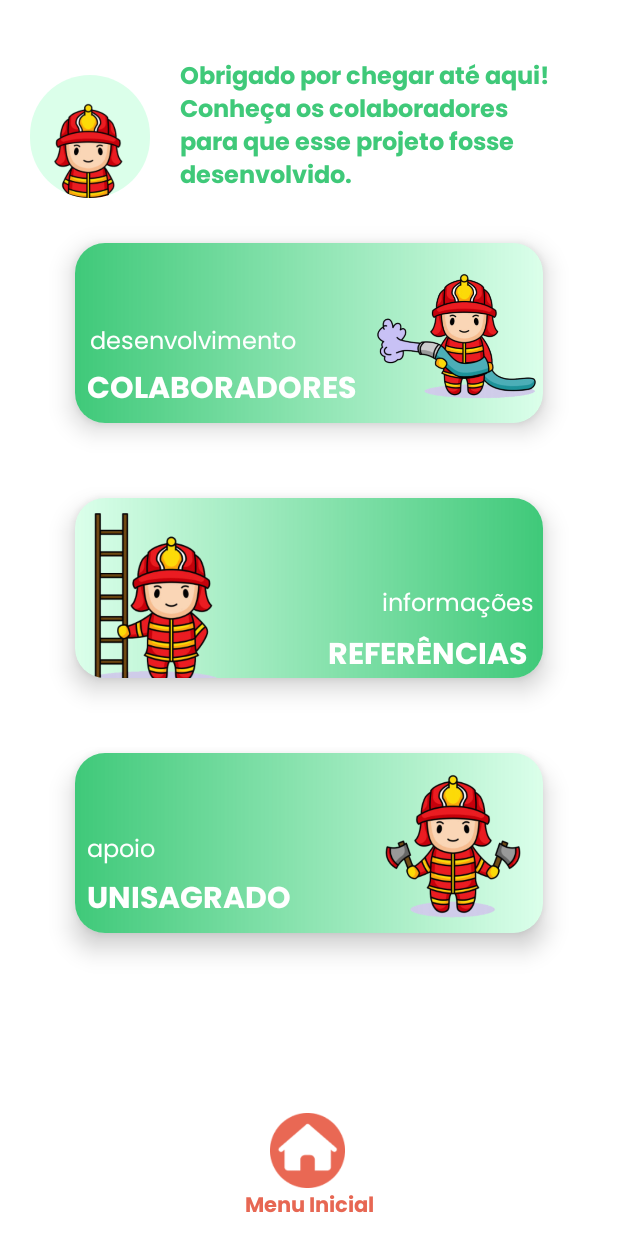
After one commit to UnisagradoWorks/app-queimaduras, an Android app: the CreditosActivity screen opened directly, with no data from a screen before it, on a phone screen of 412 x 824 dp. The commit adds this screen. Run offline under Robolectric (Android 15) with nearby library versions, the phone set to English and light mode, and no system bars.

Commit message:
:sparkles: add tela de creditos

```diff
--- a/app/src/main/AndroidManifest.xml
+++ b/app/src/main/AndroidManifest.xml
@@ -9,6 +9,10 @@
         android:roundIcon="@mipmap/ic_launcher_round"
         android:supportsRtl="true"
         android:theme="@style/Theme.AppQueimaduras">
+        <activity
+            android:name=".CreditosActivity"
+            android:exported="false">
+        </activity>
         <activity
             android:name=".HistoriaInfoActivity"
             android:exported="false" />
--- /dev/null
+++ b/app/src/main/java/br/com/unisagrado/appqueimaduras/CreditosActivity.java
@@ -0,0 +1,25 @@
+package br.com.unisagrado.appqueimaduras;
+
+import androidx.appcompat.app.AppCompatActivity;
+
+import android.content.Intent;
+import android.os.Bundle;
+import android.view.View;
+import android.widget.ImageView;
+
+public class CreditosActivity extends AppCompatActivity {
+
+    @Override
+    protected void onCreate(Bundle savedInstanceState) {
+        super.onCreate(savedInstanceState);
+        setContentView(R.layout.activity_creditos);
+
+        ImageView menuPrincipal = findViewById(R.id.home);
+        menuPrincipal.setOnClickListener(this::abrirMenuPrincipal);
+    }
+
+    private void abrirMenuPrincipal(View view) {
+        Intent intent = new Intent(this, MainActivity.class);
+        startActivity(intent);
+    }
+}
--- a/app/src/main/java/br/com/unisagrado/appqueimaduras/MainActivity.java
+++ b/app/src/main/java/br/com/unisagrado/appqueimaduras/MainActivity.java
@@ -19,11 +19,16 @@ public class MainActivity extends AppCompatActivity {
         CardView cardCreditos = findViewById(R.id.cardCreditos);
 
         cardHistorias.setOnClickListener(this::abrirHistorias);
-
+        cardCreditos.setOnClickListener(this::abrirCreditos);
     }
 
     private void abrirHistorias(View view){
         Intent intent = new Intent(this, HistoriasActivity.class);
         startActivity(intent);
     }
+
+    private void abrirCreditos(View view) {
+        Intent intent = new Intent(this, CreditosActivity.class);
+        startActivity(intent);
+    }
 }
--- /dev/null
+++ b/app/src/main/res/layout/activity_creditos.xml
@@ -0,0 +1,277 @@
+<?xml version="1.0" encoding="utf-8"?>
+<androidx.constraintlayout.widget.ConstraintLayout xmlns:android="http://schemas.android.com/apk/res/android"
+    xmlns:app="http://schemas.android.com/apk/res-auto"
+    xmlns:tools="http://schemas.android.com/tools"
+    android:layout_width="match_parent"
+    android:layout_height="match_parent"
+    tools:context=".CreditosActivity">
+
+    <androidx.cardview.widget.CardView
+        android:id="@+id/cardIcon"
+        android:layout_width="0dp"
+        android:layout_height="wrap_content"
+        android:layout_marginStart="20dp"
+        android:layout_marginTop="50dp"
+        app:cardCornerRadius="80dp"
+        app:cardElevation="0dp"
+        app:layout_constraintStart_toStartOf="parent"
+        app:layout_constraintTop_toTopOf="parent">
+
+        <ImageView
+            android:id="@+id/imageView5"
+            android:layout_width="80dp"
+            android:layout_height="82dp"
+            android:adjustViewBounds="true"
+            android:background="@color/light_green"
+            android:contentDescription="@string/bombeirinho"
+            android:cropToPadding="false"
+            android:scaleType="centerInside"
+            app:srcCompat="@drawable/bombeiro_2" />
+    </androidx.cardview.widget.CardView>
+
+    <androidx.cardview.widget.CardView
+        android:id="@+id/cardDesenvolvimento"
+        android:layout_width="0dp"
+        android:layout_height="120dp"
+        android:layout_marginStart="50dp"
+        android:layout_marginTop="30dp"
+        android:layout_marginEnd="50dp"
+        app:cardCornerRadius="20dp"
+        app:cardElevation="10dp"
+        app:layout_constraintEnd_toEndOf="parent"
+        app:layout_constraintStart_toStartOf="parent"
+        app:layout_constraintTop_toBottomOf="@+id/cardIcon">
+
+        <androidx.constraintlayout.widget.ConstraintLayout
+            android:layout_width="match_parent"
+            android:layout_height="match_parent"
+            android:background="@drawable/gradient">
+
+
+            <TextView
+                android:id="@+id/textView4"
+                android:layout_width="wrap_content"
+                android:layout_height="wrap_content"
+                android:layout_marginStart="8dp"
+                android:layout_marginBottom="4dp"
+                android:fontFamily="@font/poppins_bold"
+                android:text="@string/colaboradores"
+                android:textColor="#FFF"
+                android:textSize="20sp"
+                app:layout_constraintBottom_toBottomOf="parent"
+                app:layout_constraintStart_toStartOf="parent" />
+
+            <TextView
+                android:id="@+id/textView5"
+                android:layout_width="wrap_content"
+                android:layout_height="wrap_content"
+                android:layout_marginStart="2dp"
+                android:layout_marginTop="53dp"
+                android:layout_marginBottom="4dp"
+                android:fontFamily="@font/poppins"
+                android:text="@string/desenvolvimento"
+                android:textColor="#FFF"
+                android:textSize="16sp"
+                app:layout_constraintBottom_toTopOf="@+id/textView4"
+                app:layout_constraintStart_toStartOf="@+id/textView4"
+                app:layout_constraintTop_toTopOf="parent"
+                app:layout_constraintVertical_bias="0.0" />
+
+            <ImageView
+                android:id="@+id/imageView2"
+                android:layout_width="115dp"
+                android:layout_height="115dp"
+                android:layout_marginTop="5dp"
+                android:adjustViewBounds="true"
+                android:contentDescription="@string/bombeirinho"
+                android:cropToPadding="false"
+                android:scaleType="centerCrop"
+                app:layout_constraintBottom_toBottomOf="@+id/textView4"
+                app:layout_constraintEnd_toEndOf="parent"
+                app:layout_constraintTop_toTopOf="parent"
+                app:srcCompat="@drawable/bombeiro_mangueira_1" />
+
+        </androidx.constraintlayout.widget.ConstraintLayout>
+    </androidx.cardview.widget.CardView>
+
+    <androidx.cardview.widget.CardView
+        android:id="@+id/cardInformacoes"
+        android:layout_width="0dp"
+        android:layout_height="120dp"
+        android:layout_marginStart="50dp"
+        android:layout_marginTop="50dp"
+        android:layout_marginEnd="50dp"
+        app:cardCornerRadius="20dp"
+        app:cardElevation="10dp"
+        app:layout_constraintEnd_toEndOf="parent"
+        app:layout_constraintStart_toStartOf="parent"
+        app:layout_constraintTop_toBottomOf="@+id/cardDesenvolvimento">
+
+        <androidx.constraintlayout.widget.ConstraintLayout
+            android:layout_width="match_parent"
+            android:layout_height="match_parent"
+            android:background="@drawable/gradient_fliped">
+
+
+            <TextView
+                android:id="@+id/textView2"
+                android:layout_width="141dp"
+                android:layout_height="28dp"
+                android:layout_marginEnd="2dp"
+                android:layout_marginBottom="4dp"
+                android:fontFamily="@font/poppins_bold"
+                android:text="@string/referencias"
+                android:textColor="#FFF"
+                android:textSize="20sp"
+                app:layout_constraintBottom_toBottomOf="parent"
+                app:layout_constraintEnd_toEndOf="parent" />
+
+            <TextView
+                android:id="@+id/textView3"
+                android:layout_width="wrap_content"
+                android:layout_height="wrap_content"
+                android:layout_marginTop="58dp"
+                android:layout_marginEnd="4dp"
+                android:layout_marginBottom="4dp"
+                android:fontFamily="@font/poppins"
+                android:text="@string/informacoes"
+                android:textColor="#FFF"
+                android:textSize="16sp"
+                app:layout_constraintBottom_toTopOf="@+id/textView2"
+                app:layout_constraintEnd_toEndOf="@+id/textView2"
+                app:layout_constraintTop_toTopOf="parent" />
+
+            <ImageView
+                android:id="@+id/imageView3"
+                android:layout_width="143dp"
+                android:layout_height="120dp"
+                android:layout_marginEnd="66dp"
+                android:layout_marginBottom="-10dp"
+                android:adjustViewBounds="true"
+                android:cropToPadding="false"
+                android:scaleType="centerCrop"
+                app:layout_constraintBottom_toBottomOf="@+id/textView2"
+                app:layout_constraintEnd_toStartOf="@+id/textView2"
+                app:layout_constraintStart_toStartOf="parent"
+                app:srcCompat="@drawable/bombeiro_escadinha_1"
+                android:contentDescription="@string/bombeirinho" />
+
+        </androidx.constraintlayout.widget.ConstraintLayout>
+    </androidx.cardview.widget.CardView>
+
+    <androidx.cardview.widget.CardView
+        android:id="@+id/cardApoio"
+        android:layout_width="0dp"
+        android:layout_height="120dp"
+        android:layout_marginStart="50dp"
+        android:layout_marginTop="50dp"
+        android:layout_marginEnd="50dp"
+        app:cardCornerRadius="20dp"
+        app:cardElevation="10dp"
+        app:layout_constraintEnd_toEndOf="parent"
+        app:layout_constraintStart_toStartOf="parent"
+        app:layout_constraintTop_toBottomOf="@+id/cardInformacoes">
+
+        <androidx.constraintlayout.widget.ConstraintLayout
+            android:layout_width="match_parent"
+            android:layout_height="match_parent"
+            android:background="@drawable/gradient">
+
+
+            <TextView
+                android:id="@+id/textView7"
+                android:layout_width="wrap_content"
+                android:layout_height="wrap_content"
+                android:layout_marginStart="8dp"
+                android:layout_marginBottom="4dp"
+                android:fontFamily="@font/poppins_bold"
+                android:text="@string/unisagrado"
+                android:textColor="#FFF"
+                android:textSize="20sp"
+                app:layout_constraintBottom_toBottomOf="parent"
+                app:layout_constraintStart_toStartOf="parent" />
+
+            <TextView
+                android:id="@+id/textView8"
+                android:layout_width="wrap_content"
+                android:layout_height="wrap_content"
+                android:layout_marginStart="8dp"
+                android:layout_marginTop="53dp"
+                android:layout_marginBottom="4dp"
+                android:fontFamily="@font/poppins"
+                android:text="@string/apoio"
+                android:textColor="#FFF"
+                android:textSize="16sp"
+                app:layout_constraintBottom_toTopOf="@+id/textView7"
+                app:layout_constraintStart_toStartOf="parent"
+                app:layout_constraintTop_toTopOf="parent" />
+
+            <ImageView
+                android:id="@+id/imageView4"
+                android:layout_width="136dp"
+                android:layout_height="117dp"
+                android:layout_marginStart="47dp"
+                android:layout_marginTop="2dp"
+                android:layout_marginBottom="1dp"
+                android:adjustViewBounds="true"
+                android:contentDescription="@string/bombeirinho"
+                android:cropToPadding="false"
+                android:scaleType="centerCrop"
+                app:layout_constraintBottom_toBottomOf="parent"
+                app:layout_constraintEnd_toEndOf="parent"
+                app:layout_constraintStart_toEndOf="@+id/textView7"
+                app:layout_constraintTop_toTopOf="parent"
+                app:srcCompat="@drawable/bombeiro_machadinha_1" />
+
+        </androidx.constraintlayout.widget.ConstraintLayout>
+    </androidx.cardview.widget.CardView>
+
+    <TextView
+        android:id="@+id/textView6"
+        android:layout_width="0dp"
+        android:layout_height="wrap_content"
+        android:layout_marginStart="20dp"
+        android:layout_marginEnd="20dp"
+        android:fontFamily="@font/poppins_bold"
+        android:text="@string/textoApresentacao"
+        android:textAlignment="textStart"
+        android:textColor="@color/default_green"
+        android:textSize="16sp"
+        app:layout_constraintBottom_toBottomOf="@+id/cardIcon"
+        app:layout_constraintEnd_toEndOf="parent"
+        app:layout_constraintStart_toEndOf="@+id/cardIcon" />
+
+    <ImageView
+        android:id="@+id/home"
+        android:layout_width="wrap_content"
+        android:layout_height="50dp"
+        android:layout_marginTop="70dp"
+        android:layout_marginBottom="32dp"
+        android:adjustViewBounds="true"
+        android:contentDescription="@string/home"
+        android:scaleType="centerCrop"
+        app:layout_constraintBottom_toBottomOf="parent"
+        app:layout_constraintEnd_toEndOf="parent"
+        app:layout_constraintHorizontal_bias="0.498"
+        app:layout_constraintStart_toStartOf="parent"
+        app:layout_constraintTop_toBottomOf="@+id/cardApoio"
+        app:layout_constraintVertical_bias="1.0"
+        app:srcCompat="@drawable/home" />
+
+    <TextView
+        android:id="@+id/textView14"
+        android:layout_width="wrap_content"
+        android:layout_height="wrap_content"
+        android:layout_marginStart="162dp"
+        android:layout_marginEnd="162dp"
+        android:layout_marginBottom="8dp"
+        android:fontFamily="@font/poppins_bold"
+        android:text="Menu Inicial"
+        android:textColor="#E76753"
+        android:textSize="14sp"
+        app:layout_constraintBottom_toBottomOf="parent"
+        app:layout_constraintEnd_toEndOf="parent"
+        app:layout_constraintStart_toStartOf="parent"
+        app:layout_constraintTop_toBottomOf="@+id/home" />
+
+</androidx.constraintlayout.widget.ConstraintLayout>
--- a/app/src/main/res/values/strings.xml
+++ b/app/src/main/res/values/strings.xml
@@ -1,5 +1,14 @@
 <resources>
     <string name="app_name">App Queimaduras</string>
+    <string name="textoApresentacao">Obrigado por chegar até aqui! Conheça os colaboradores para que esse projeto fosse desenvolvido.</string>
+    <string name="apoio">apoio</string>
+    <string name="unisagrado">UNISAGRADO</string>
+    <string name="referencias">REFERÊNCIAS</string>
+    <string name="desenvolvimento">desenvolvimento</string>
+    <string name="colaboradores">COLABORADORES</string>
+    <string name="bombeirinho">bombeirinho</string>
+    <string name="informacoes">informações</string>
+    <string name="home">home</string>
 
     <string-array name="titulos_historias">
         <item></item>
```
Also changed, not shown: app/src/main/res/drawable/home.png (added), 1 other file.
